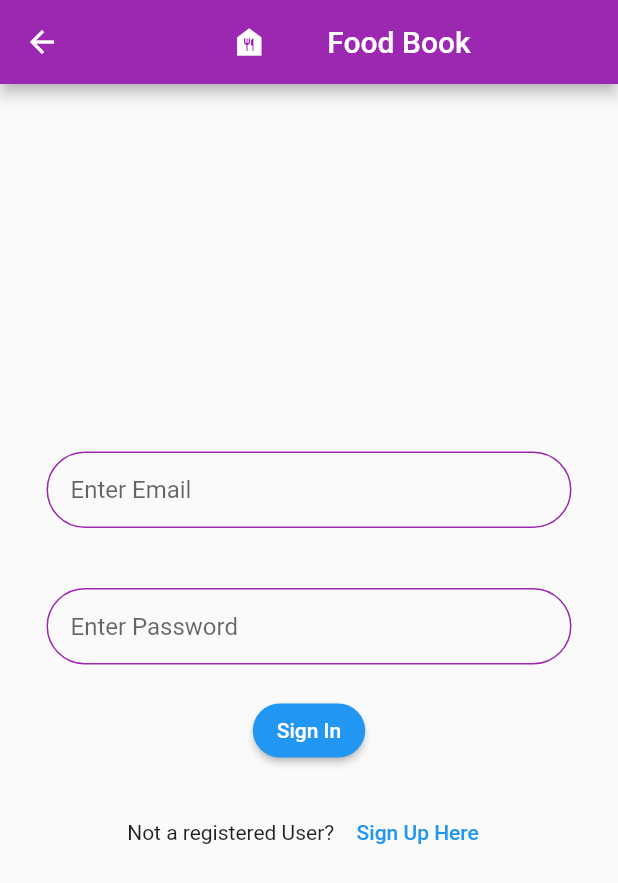
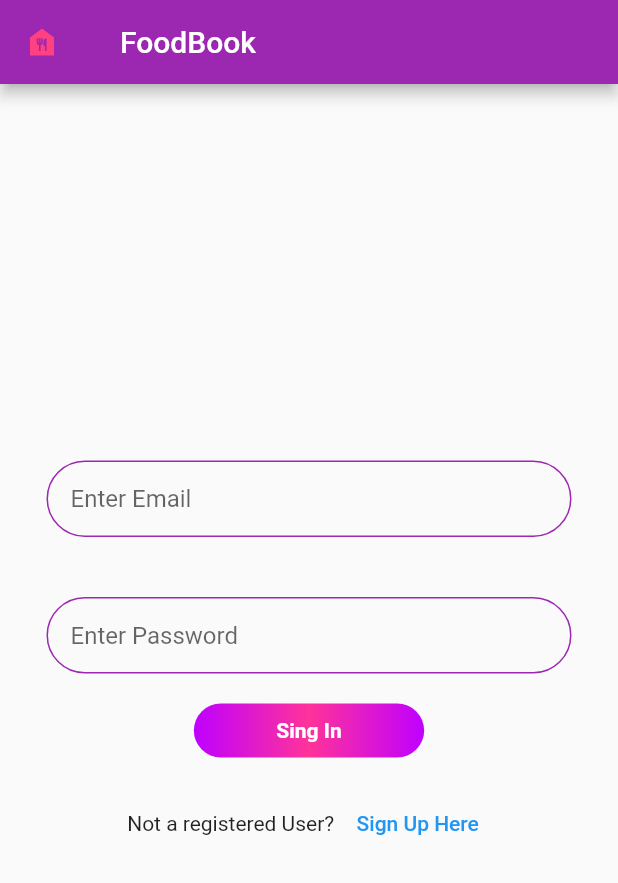
Before and after one commit to Evanstron/flutter_recipe_app, a Flutter app: the SignInPage screen opened directly, on a phone screen of 412 x 824 dp. Shown: the top 883 px of the screen. Run offline on Flutter 3.47's test engine with Material 2 defaults, Android fonts, the phone set to English and light mode, and no system bars; network calls fail.

Commit message:
Navigation between the different screens was implemented, Api was intergrated into the app to fetch recipe data from the web, basically few parameters(meal name, average cooking time, rating, and featured image) were extracted. More features will be added in subsequent release. ////FEATURES TO EXPECT////////// 1. discription page 2. user authentication 3. push notification 4. firebase backend 5. and other cool features

```diff
--- a/lib/SigninPage.dart
+++ /dev/null
@@ -1,88 +0,0 @@
-//https://github.com/Singh-Shivani/Food_Lab.git
-import 'package:flutter/cupertino.dart';
-import 'package:flutter/material.dart';
-
-class SignInPage extends StatefulWidget {
-  //const HomePage({Key key}) : super(key: key);
-
-  @override
-  _SignInPageState createState() => _SignInPageState();
-}
-
-class _SignInPageState extends State<SignInPage> {
-  @override
-  Widget build(BuildContext context) {
-    return Scaffold(
-        //backgroundColor: Colors.blueGrey,
-        appBar: AppBar(
-          title: Row(
-            mainAxisAlignment: MainAxisAlignment.center,
-            children: [
-              Icon(Icons.food_bank_sharp),
-              SizedBox(width: 40),
-              Text('Food Book'),
-            ],
-          ),
-        ),
-        body: Container(
-            child: Column(
-          mainAxisAlignment: MainAxisAlignment.center,
-          children: [
-            TextInput(
-              hint: 'Enter Email',
-            ),
-            TextInput(
-              hint: 'Enter Password',
-            ),
-            ElevatedButton(
-              onPressed: () {},
-              child: Text('Sign In'),
-              style: ElevatedButton.styleFrom(shape: StadiumBorder()),
-            ),
-            Container(
-              margin: EdgeInsets.symmetric(vertical: 20),
-              child: Row(
-                mainAxisAlignment: MainAxisAlignment.center,
-                children: [
-                  Text('Not a registered User?  '),
-                  TextButton(onPressed: () {}, child: Text('Sign Up Here')),
-                ],
-              ),
-            )
-          ],
-        )));
-  }
-}
-
-class TextInput extends StatelessWidget {
-  String hint = '';
-  /*const TextInput({
-    Key? key,
-  }) : super(key: key);
-*/
-  TextInput({required this.hint});
-  @override
-  Widget build(BuildContext context) {
-    return Container(
-      margin: EdgeInsets.symmetric(horizontal: 0, vertical: 20),
-      alignment: Alignment.center,
-      child: Container(
-        width: 350,
-        decoration: BoxDecoration(
-            borderRadius: BorderRadius.circular(50),
-            border: Border.all(
-                width: 1, color: Colors.purple, style: BorderStyle.solid)),
-        child: TextFormField(
-          decoration: InputDecoration(
-              hintText: hint,
-              contentPadding: EdgeInsets.all(15),
-              border: InputBorder.none,
-              fillColor: Colors.redAccent,
-              hoverColor: Colors.white,
-              focusColor: Colors.white),
-          onChanged: (value) {},
-        ),
-      ),
-    );
-  }
-}
--- /dev/null
+++ b/lib/views/SigninPage.dart
@@ -0,0 +1,67 @@
+//https://github.com/Singh-Shivani/Food_Lab.git
+import 'package:flutter/cupertino.dart';
+import 'package:flutter/material.dart';
+import 'package:flutter_recipe_app/views/widgets/textAreaAndButtons.dart';
+
+class SignInPage extends StatefulWidget {
+  //const HomePage({Key key}) : super(key: key);
+
+  @override
+  _SignInPageState createState() => _SignInPageState();
+}
+
+class _SignInPageState extends State<SignInPage> {
+  @override
+  Widget build(BuildContext context) {
+    return Scaffold(
+        //backgroundColor: Colors.blueGrey,
+        appBar: AppBar(
+          title: Row(
+            mainAxisAlignment: MainAxisAlignment.start,
+            children: [
+              Icon(
+                Icons.food_bank_sharp,
+                color: Colors.pinkAccent,
+              ),
+              SizedBox(width: 40),
+              Text('FoodBook'),
+            ],
+          ),
+        ),
+        body: Container(
+            child: Column(
+          mainAxisAlignment: MainAxisAlignment.center,
+          children: [
+            TextInput(
+              hint: 'Enter Email',
+            ),
+            TextInput(
+              hint: 'Enter Password',
+            ),
+            GestureDetector(
+              onTap: () => Navigator.pushReplacementNamed(context, '/home'),
+              child: CustomRaisedButton(
+                buttonText: 'Sing In',
+              ),
+            ),
+            /*ElevatedButton(
+              onPressed: () {},
+              child: Text('Sign In'),
+              style: ElevatedButton.styleFrom(shape: StadiumBorder()),
+            ),*/
+            Container(
+              margin: EdgeInsets.symmetric(vertical: 20),
+              child:
+                  Row(mainAxisAlignment: MainAxisAlignment.center, children: [
+                Text('Not a registered User?  '),
+                TextButton(
+                    onPressed: () {
+                      Navigator.pushReplacementNamed(context, '/SignupPage');
+                    },
+                    child: Text('Sign Up Here')),
+              ]),
+            ),
+          ],
+        )));
+  }
+}
--- a/lib/views/widgets/recipe_card.dart
+++ b/lib/views/widgets/recipe_card.dart
@@ -48,8 +48,9 @@ class RecipeCard extends StatelessWidget {
               child: Text(
                 title,
                 style: TextStyle(
-                  fontSize: 19,
-                ),
+                    fontSize: 25,
+                    color: Colors.white,
+                    fontWeight: FontWeight.bold),
                 overflow: TextOverflow.ellipsis,
                 maxLines: 2,
                 textAlign: TextAlign.center,
--- /dev/null
+++ b/lib/views/widgets/textAreaAndButtons.dart
@@ -0,0 +1,68 @@
+import 'package:flutter/material.dart';
+
+class TextInput extends StatelessWidget {
+  String hint = '';
+  /*const TextInput({
+    Key? key,
+  }) : super(key: key);
+*/
+  TextInput({required this.hint});
+  @override
+  Widget build(BuildContext context) {
+    return Container(
+      margin: EdgeInsets.symmetric(horizontal: 0, vertical: 20),
+      alignment: Alignment.center,
+      child: Container(
+        width: 350,
+        decoration: BoxDecoration(
+            borderRadius: BorderRadius.circular(50),
+            border: Border.all(
+                width: 1, color: Colors.purple, style: BorderStyle.solid)),
+        child: TextFormField(
+          decoration: InputDecoration(
+              hintText: hint,
+              contentPadding: EdgeInsets.all(15),
+              border: InputBorder.none,
+              fillColor: Colors.redAccent,
+              hoverColor: Colors.white,
+              focusColor: Colors.white),
+          onChanged: (value) {},
+        ),
+      ),
+    );
+  }
+}
+
+class CustomRaisedButton extends StatelessWidget {
+  var buttonText;
+
+  CustomRaisedButton({@required this.buttonText});
+  @override
+  Widget build(BuildContext context) {
+    return Container(
+      padding: EdgeInsets.symmetric(horizontal: 55, vertical: 10),
+      decoration: BoxDecoration(
+        gradient: LinearGradient(
+          colors: [
+            Color.fromRGBO(191, 0, 255, 1),
+            Color.fromRGBO(255, 51, 153, 1),
+            Color.fromRGBO(191, 0, 255, 1)
+            /*Color.fromRGBO(255, 138, 120, 1),rgb(191, 0, 255)
+            Color.fromRGBO(255, 114, 117, 1),
+            Color.fromRGBO(255, 63, 111, 1),*/
+          ],
+          begin: Alignment.centerLeft,
+          end: Alignment.centerRight,
+        ),
+        borderRadius: BorderRadius.circular(40),
+      ),
+      child: Text(
+        buttonText,
+        style: TextStyle(
+          color: Colors.white,
+          fontWeight: FontWeight.bold,
+        ),
+      ),
+    );
+  }
+}
```
Also changed, not shown: lib/main.dart (+9 -1 lines), lib/models/recipe.api.dart (+39 -0 lines), lib/models/recipe.dart (+16 -7 lines), lib/views/SignupPage.dart (renamed from lib/SignupPage.dart, +25 -53 lines), lib/views/home.dart (+44 -6 lines), pubspec.yaml (+7 -0 lines), images/Evanstron.png (added), pubspec.lock.
